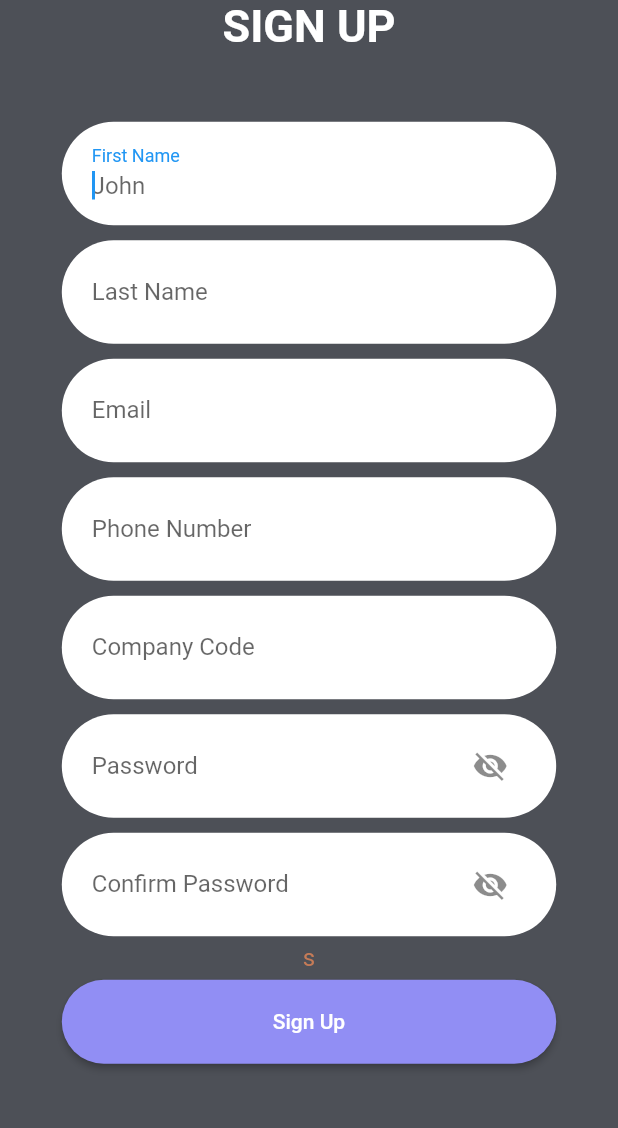
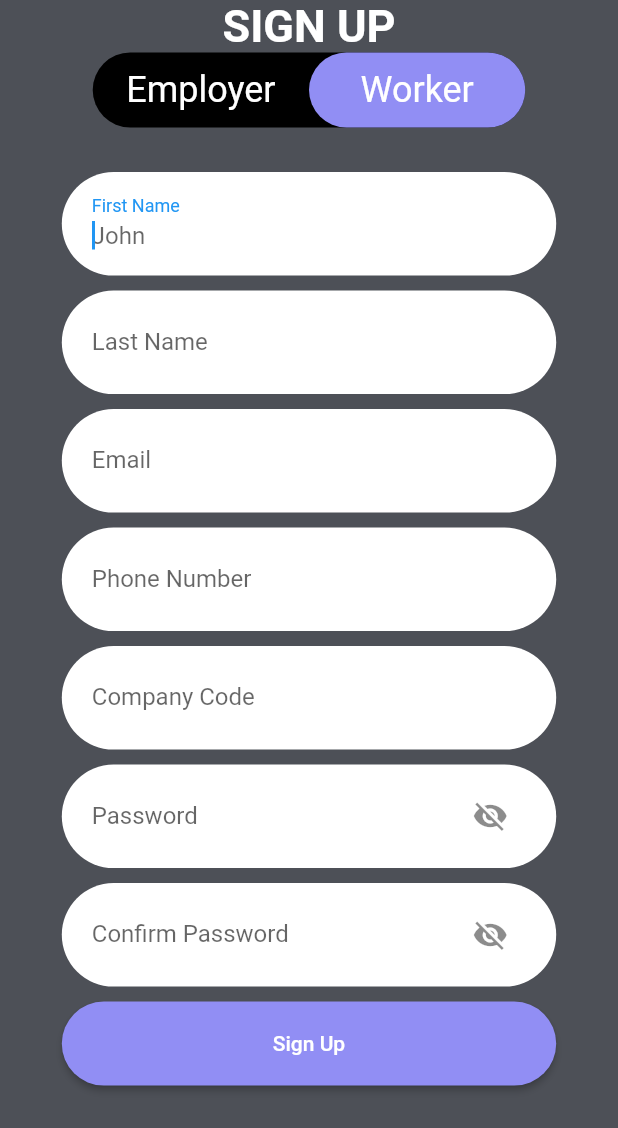
Before and after one commit to cgprats/COP4331-SchedulingManager, a Flutter app: the screen it shows after launch, on a phone screen of 412 x 824 dp. Shown: the top 1128 px of the screen. Run offline on Flutter 3.47's test engine with Material 2 defaults, Android fonts, the phone set to English and light mode, and no system bars; accounts and stored records are empty.

Commit message:
Add Transitions on Sign Up

```diff
--- a/mobile/lib/components/rounded_input_field.dart
+++ b/mobile/lib/components/rounded_input_field.dart
@@ -39,9 +39,9 @@ class RoundedInputField extends StatelessWidget {
           suffixIcon: this.suffixIcon,
         ),
         validator: (value) {
-          // if (this.required && (value == null || value.isEmpty)) {
-          //   return this.errorMessage;
-          // }
+          if (this.required && (value == null || value.isEmpty)) {
+            return this.errorMessage;
+          }
           return null;
         },
         onChanged: this.onChanged,
--- a/mobile/lib/screens/SignUpScreen.dart
+++ b/mobile/lib/screens/SignUpScreen.dart
@@ -1,5 +1,6 @@
 import 'dart:convert';
 
+import 'package:flutter/cupertino.dart';
 import 'package:flutter/material.dart';
 import 'package:flutter/rendering.dart';
 
@@ -17,16 +18,8 @@ class SignUpScreen extends StatefulWidget {
 class _SignUpScreenState extends State<SignUpScreen> {
   @override
   Widget build(BuildContext context) {
-    // MediaQueryData mq = MediaQuery.of(context);
-    // Size size = Size(
-    //   mq.size.width,
-    //   mq.size.height - mq.viewInsets.vertical - mq.viewPadding.vertical - mq.padding.vertical,
-    // );
     Size _size = MediaQuery.of(context).size;
     return Scaffold(
-      // appBar: AppBar(
-      //   title: Text('Sign Up'),
-      // ),
       body: SingleChildScrollView(
         padding: EdgeInsets.only(top: MediaQuery.of(context).viewPadding.top),
         child: Container(
@@ -36,7 +29,6 @@ class _SignUpScreenState extends State<SignUpScreen> {
             mainAxisAlignment: MainAxisAlignment.center,
             // crossAxisAlignment: CrossAxisAlignment.center,
             children: <Widget>[
-              _AccountTypeSelector(),
               Text(
                 "SIGN UP",
                 style: TextStyle(
@@ -45,8 +37,9 @@ class _SignUpScreenState extends State<SignUpScreen> {
                   fontSize: 30,
                 ),
               ),
+              _AccountTypeSelector(),
               SizedBox(
-                height: _size.height * 0.05,
+                height: _size.height * 0.03,
               ),
               _SignUpForm(),
             ],
@@ -64,15 +57,20 @@ class _SignUpForm extends StatefulWidget {
 }
 
 class _SignUpFormState extends State<_SignUpForm> {
-  final _formKey = GlobalKey<FormState>();
+  static final _formKey = GlobalKey<FormState>();
   Map _payload = Map();
   bool _visible1 = false, _visible2 = false;
-  String _errorMessage = 's';
+  String _errorMessage = '';
+
+  void refresh() {
+    setState(() {
+      _visible1 = !_visible1;
+    });
+  }
 
   @override
   Widget build(BuildContext context) {
     Size _size = MediaQuery.of(context).size;
-    _payload['flag'] = 0;
     return Form(
       key: _formKey,
       child: Column(
@@ -110,23 +108,59 @@ class _SignUpFormState extends State<_SignUpForm> {
               _payload['phone'] = text;
             },
           ),
-          RoundedInputField(
-            labelText: 'Company ' +
-                () {
-                  if (_payload['flag'] == 1)
-                    return 'Name';
-                  else
-                    return 'Code';
-                }(),
+          Stack(
+            children: <Widget>[
+              AnimatedContainer(
+                duration: Duration(milliseconds: 1000),
+                curve: Curves.elasticOut,
+                alignment: GlobalData.accountType == 1
+                    ? AlignmentDirectional(0, 0)
+                    : AlignmentDirectional(10, 0),
+                child: RoundedInputField(
+                  labelText: 'Company Name',
+                  hintText: 'Company Name',
+                  width: _size.width * 0.8,
+                  onChanged: (text) {
+                    if (GlobalData.accountType == 1)
+                      _payload['companyName'] = text;
+                  },
+                ),
+              ),
+              AnimatedContainer(
+                duration: Duration(milliseconds: 1000),
+                curve: Curves.elasticOut,
+                alignment: GlobalData.accountType == 0
+                    ? AlignmentDirectional(0, 0)
+                    : AlignmentDirectional(-10, 0),
+                child: RoundedInputField(
+                  labelText: 'Company Code',
                   hintText: '1234',
                   width: _size.width * 0.8,
                   onChanged: (text) {
-              if (_payload['flag'] == 1)
-                _payload['companyName'] = text;
-              else
+                    if (GlobalData.accountType == 0)
                       _payload['companyCode'] = text;
                   },
                 ),
+              ),
+            ],
+          ),
+          // RoundedInputField(
+          //   labelText: 'Company ' +
+          //       () {
+          //         if (GlobalData.accountType == 1)
+          //           return 'Name';
+          //         else
+          //           return 'Code';
+          //       }(),
+          //   hintText: '1234',
+          //   width: _size.width * 0.8,
+          //   onChanged: (text) {
+          //     if (GlobalData.accountType == 1)
+          //       _payload['companyName'] = text;
+          //     else
+          //       _payload['companyCode'] = text;
+          //   },
+          // ),
           RoundedInputField(
             labelText: 'Password',
             hintText: 'Password',
@@ -181,18 +215,56 @@ class _SignUpFormState extends State<_SignUpForm> {
               ),
             ),
           ),
-          RoundedButton(
+          Stack(
+            children: <Widget>[
+              AnimatedContainer(
+                duration: Duration(milliseconds: 1000),
+                curve: Curves.elasticOut,
+                alignment: GlobalData.accountType == 1
+                    ? AlignmentDirectional(0, 0)
+                    : AlignmentDirectional(10, 0),
+                child: RoundedButton(
                   text: 'Sign Up',
                   width: _size.width * 0.8,
-            color: _payload['flag'] == 1
-                ? CustomColors.green
-                : CustomColors.purple,
+                  color: CustomColors.green,
                   onPress: () {
                     if (_formKey.currentState!.validate()) {
                       _register(_payload);
                     }
                   },
                 ),
+              ),
+              AnimatedContainer(
+                duration: Duration(milliseconds: 1000),
+                curve: Curves.elasticOut,
+                alignment: GlobalData.accountType == 0
+                    ? AlignmentDirectional(0, 0)
+                    : AlignmentDirectional(-10, 0),
+                child: RoundedButton(
+                  text: 'Sign Up',
+                  width: _size.width * 0.8,
+                  color: CustomColors.purple,
+                  onPress: () {
+                    if (_formKey.currentState!.validate()) {
+                      _register(_payload);
+                    }
+                  },
+                ),
+              ),
+            ],
+          ),
+          // RoundedButton(
+          //   text: 'Sign Up',
+          //   width: _size.width * 0.8,
+          //   color: GlobalData.accountType == 1
+          //       ? CustomColors.green
+          //       : CustomColors.purple,
+          //   onPress: () {
+          //     if (_formKey.currentState!.validate()) {
+          //       _register(_payload);
+          //     }
+          //   },
+          // ),
         ],
       ),
     );
@@ -203,6 +275,7 @@ class _SignUpFormState extends State<_SignUpForm> {
     String ret = await API.getJson(dir, _payload);
     print(ret);
     var jsonObj = json.decode(ret);
+    print(jsonObj);
     if (ret.isEmpty) {
       print('oh no :(');
     } else {
@@ -224,8 +297,87 @@ class _AccountTypeSelector extends StatefulWidget {
 class _AccountTypeSelectorState extends State<_AccountTypeSelector> {
   @override
   Widget build(BuildContext context) {
+    Size _size = MediaQuery.of(context).size;
+    if (GlobalData.accountType == null) GlobalData.accountType = 0;
     return Container(
-
+      width: _size.width * 0.7,
+      height: 50,
+      decoration: BoxDecoration(
+        color: CustomColors.black,
+        borderRadius: BorderRadius.circular(999),
+      ),
+      child: Stack(
+        children: <Widget>[
+          AnimatedContainer(
+            duration: Duration(milliseconds: 1000),
+            curve: Curves.elasticOut,
+            alignment: GlobalData.accountType == 1
+                ? Alignment.centerLeft
+                : Alignment.centerRight,
+            child: FractionallySizedBox(
+              heightFactor: 1.0,
+              widthFactor: 0.5,
+              child: AnimatedContainer(
+                duration: Duration(milliseconds: 500),
+                decoration: BoxDecoration(
+                  color: GlobalData.accountType == 1
+                      ? CustomColors.green
+                      : CustomColors.purple,
+                  borderRadius: BorderRadius.circular(999),
+                ),
+              ),
+            ),
+          ),
+          Row(
+            children: <Widget>[
+              Expanded(
+                child: GestureDetector(
+                  onTap: () {
+                    setState(() {
+                      GlobalData.accountType = 1;
+                      context
+                          .findAncestorStateOfType<State<SignUpScreen>>()!
+                          .setState(() {});
+                    });
+                  },
+                  child: Container(
+                    alignment: Alignment.center,
+                    child: Text(
+                      'Employer',
+                      style: TextStyle(
+                        color: CustomColors.white,
+                        fontSize: 24,
+                      ),
+                    ),
+                  ),
+                ),
+              ),
+              Expanded(
+                child: GestureDetector(
+                  onTap: () {
+                    setState(() {
+                      GlobalData.accountType = 0;
+                      context
+                          .findAncestorStateOfType<State<SignUpScreen>>()!
+                          .setState(() {});
+                    });
+                  },
+                  child: Container(
+                    alignment: Alignment.center,
+                    child: Text(
+                      'Worker',
+                      style: TextStyle(
+                        color: CustomColors.white,
+                        fontSize: 24,
+                      ),
+                    ),
+                  ),
+                ),
+              ),
+            ],
+          ),
+        ],
+      ),
     );
   }
 }
--- a/mobile/lib/utils/global_data.dart
+++ b/mobile/lib/utils/global_data.dart
@@ -3,6 +3,5 @@ class GlobalData {
   static String? lastName;
   static String? phone;
   static String? email;
-  static String? password;
-  static String? companyInfo;
+  static int? accountType; // 0=worker; 1=employer
 }
```
Lines whose indentation alone changed are shown as unchanged.
